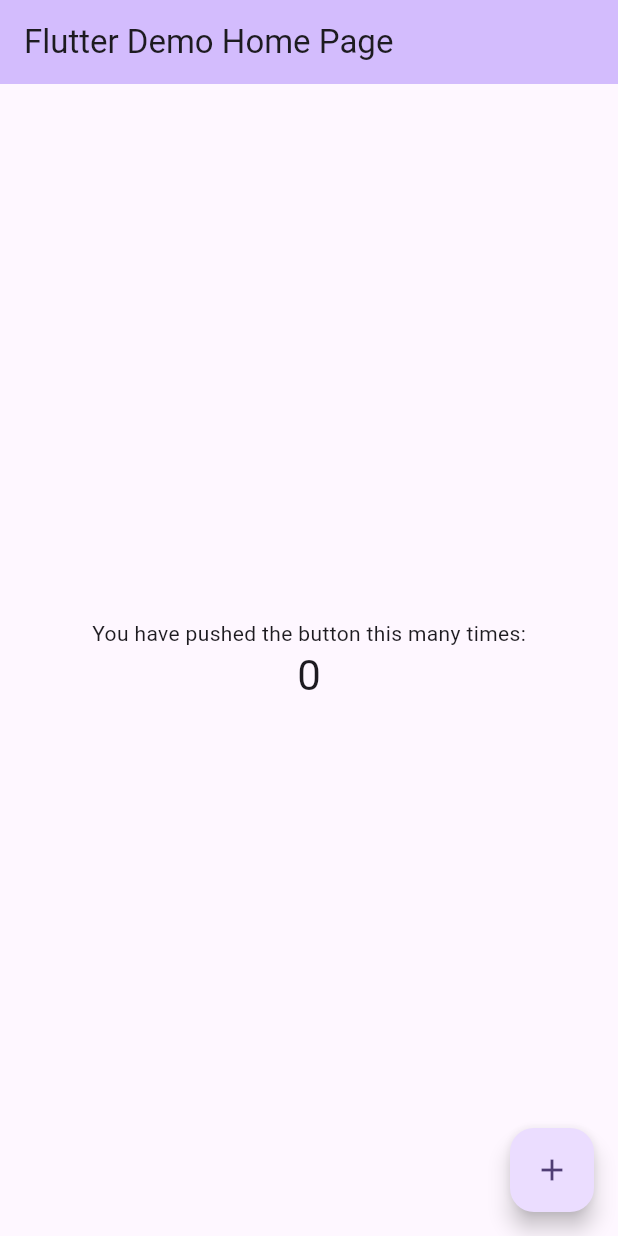
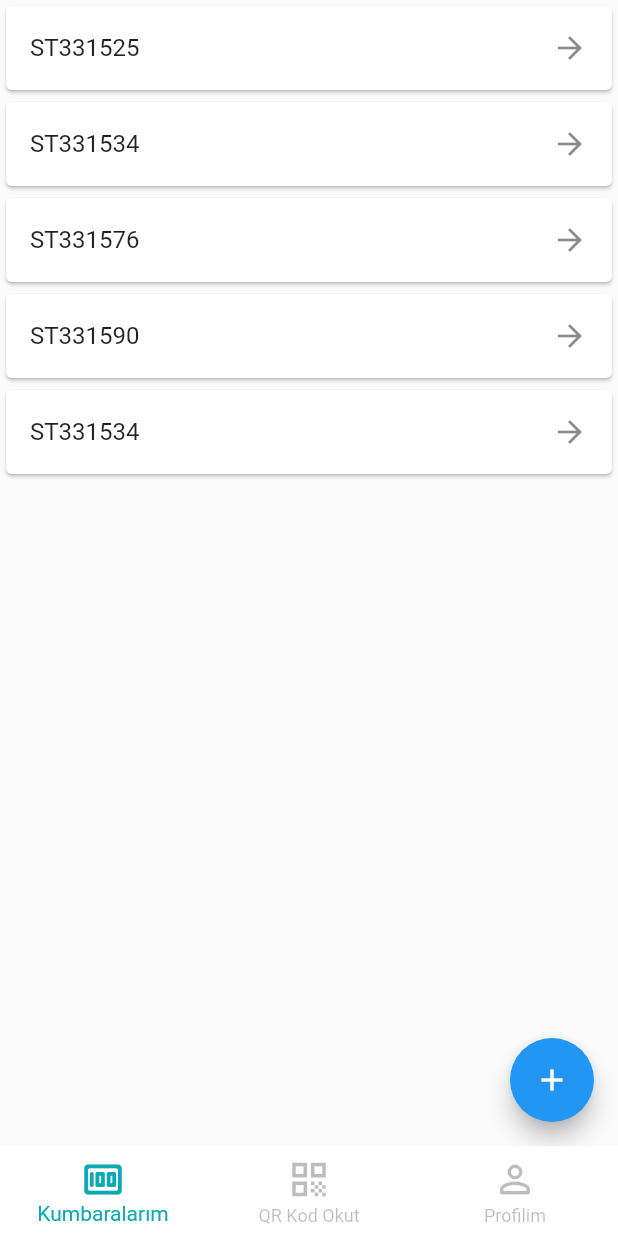
Before and after one commit to babaoglu53/MBox, a Flutter app: the screen it shows after launch, on a phone screen of 412 x 824 dp. Run offline on Flutter 3.47's test engine with Material 2 defaults, Android fonts, the phone set to English and light mode, and no system bars; our stand-ins replace geolocator, google_maps_flutter; missing offline and left inert: qr_code_scanner.

Commit message:
UI template designed and improved

```diff
--- a/lib/main.dart
+++ b/lib/main.dart
@@ -1,69 +1,22 @@
-import 'package:flutter/material.dart';
+import 'package:mbox/common/common.dart';
 
 void main() {
   runApp(const MyApp());
 }
 
-class MyApp extends StatelessWidget {
+class MyApp extends StatefulWidget {
   const MyApp({super.key});
 
   @override
+  State<MyApp> createState() => _MyAppState();
+}
+
+class _MyAppState extends State<MyApp> {
+  @override
   Widget build(BuildContext context) {
-    return MaterialApp(
-      title: 'Flutter Demo',
-      theme: ThemeData(
-        colorScheme: ColorScheme.fromSeed(seedColor: Colors.deepPurple),
-        useMaterial3: true,
-      ),
-      home: const MyHomePage(title: 'Flutter Demo Home Page'),
+    return const MaterialApp(
+      debugShowCheckedModeBanner: false,
+      home: MyHomePage(),
     );
   }
 }
-
-class MyHomePage extends StatefulWidget {
-  const MyHomePage({super.key, required this.title});
-
-  final String title;
-
-  @override
-  State<MyHomePage> createState() => _MyHomePageState();
-}
-
-class _MyHomePageState extends State<MyHomePage> {
-  int _counter = 0;
-
-  void _incrementCounter() {
-    setState(() {
-      _counter++;
-    });
-  }
-
-  @override
-  Widget build(BuildContext context) {
-    return Scaffold(
-      appBar: AppBar(
-        backgroundColor: Theme.of(context).colorScheme.inversePrimary,
-        title: Text(widget.title),
-      ),
-      body: Center(
-        child: Column(
-          mainAxisAlignment: MainAxisAlignment.center,
-          children: <Widget>[
-            const Text(
-              'You have pushed the button this many times:',
-            ),
-            Text(
-              '$_counter',
-              style: Theme.of(context).textTheme.headlineMedium,
-            ),
-          ],
-        ),
-      ),
-      floatingActionButton: FloatingActionButton(
-        onPressed: _incrementCounter,
-        tooltip: 'Increment',
-        child: const Icon(Icons.add),
-      ),
-    );
-  }
-}
--- /dev/null
+++ b/lib/models/mbox.dart
@@ -0,0 +1,11 @@
+// ignore_for_file: non_constant_identifier_names
+
+class MoneyBox {
+  final String mb_id;
+  final String responsible_id;
+
+  const MoneyBox({
+    required this.mb_id,
+    required this.responsible_id,
+  });
+}
--- /dev/null
+++ b/lib/models/user.dart
@@ -0,0 +1,11 @@
+// ignore_for_file: non_constant_identifier_names
+
+class User {
+  final String name;
+  final String user_id;
+
+  const User({
+    required this.name,
+    required this.user_id,
+  });
+}
--- /dev/null
+++ b/lib/pages/home.dart
@@ -0,0 +1,54 @@
+import 'package:mbox/common/common.dart';
+
+class MyHomePage extends StatefulWidget {
+  const MyHomePage({Key? key}) : super(key: key);
+
+  @override
+  State<MyHomePage> createState() => _MyHomePageState();
+}
+
+class _MyHomePageState extends State<MyHomePage> {
+  var pages = const [
+    MyMoneyBoxes(),
+    QRRead(),
+    Profile(
+      user: User(name: "Ahmet", user_id: "123456789"),
+    )
+  ];
+
+  int selectedIndex = 0;
+
+  @override
+  Widget build(BuildContext context) {
+    return Scaffold(
+      body: pages[selectedIndex],
+      bottomNavigationBar: BottomNavigationBar(
+        items: const [
+          BottomNavigationBarItem(
+            icon: Icon(Icons.money_rounded),
+            label: 'Kumbaralarım',
+          ),
+          BottomNavigationBarItem(
+            icon: Icon(Icons.qr_code),
+            label: 'QR Kod Okut',
+          ),
+          BottomNavigationBarItem(
+            icon: Icon(Icons.person_outline_rounded),
+            label: 'Profilim',
+          ),
+        ],
+        backgroundColor: Colors.white,
+        elevation: 0,
+        selectedItemColor: const Color.fromARGB(255, 11, 169, 180),
+        unselectedItemColor: Colors.black26,
+        iconSize: 30,
+        currentIndex: selectedIndex,
+        onTap: (index) {
+          setState(() {
+            selectedIndex = index;
+          });
+        },
+      ),
+    );
+  }
+}
--- /dev/null
+++ b/lib/pages/mymoneyboxes.dart
@@ -0,0 +1,68 @@
+import 'package:mbox/common/common.dart';
+
+class MyMoneyBoxes extends StatefulWidget {
+  const MyMoneyBoxes({Key? key}) : super(key: key);
+
+  @override
+  State<MyMoneyBoxes> createState() => _MyMoneyBoxesState();
+}
+
+class _MyMoneyBoxesState extends State<MyMoneyBoxes> {
+  List<MoneyBox> mboxes = [
+    const MoneyBox(
+      mb_id: "ST331525",
+      responsible_id: "ST251533",
+    ),
+    const MoneyBox(
+      mb_id: "ST331534",
+      responsible_id: "ST251533",
+    ),
+    const MoneyBox(
+      mb_id: "ST331576",
+      responsible_id: "ST251533",
+    ),
+    const MoneyBox(
+      mb_id: "ST331590",
+      responsible_id: "ST251533",
+    ),
+    const MoneyBox(
+      mb_id: "ST331534",
+      responsible_id: "ST251533",
+    ),
+  ];
+
+  goToSavePage(BuildContext context) {
+    Navigator.push(
+      context,
+      MaterialPageRoute(builder: (context) => const AddMB()),
+    );
+  }
+
+  @override
+  Widget build(BuildContext context) {
+    return Scaffold(
+      body: ListView.builder(
+        itemCount: mboxes.length,
+        itemBuilder: (context, index) {
+          final mbox = mboxes[index];
+          return Card(
+            child: ListTile(
+              title: Text(mbox.mb_id),
+              trailing: const Icon(Icons.arrow_forward),
+              onTap: () {
+                Navigator.of(context).push(MaterialPageRoute(
+                  builder: (context) => MBInfo(mb: mbox),
+                ));
+              },
+            ),
+          );
+        },
+      ),
+      floatingActionButton: FloatingActionButton(
+        onPressed: () => goToSavePage(context),
+        tooltip: 'Increment',
+        child: const Icon(Icons.add),
+      ),
+    );
+  }
+}
--- a/pubspec.yaml
+++ b/pubspec.yaml
@@ -35,6 +35,9 @@ dependencies:
   # The following adds the Cupertino Icons font to your application.
   # Use with the CupertinoIcons class for iOS style icons.
   cupertino_icons: ^1.0.2
+  qr_code_scanner: ^1.0.1
+  geolocator: ^10.0.0
+  google_maps_flutter: ^2.4.0
 
 dev_dependencies:
   flutter_test:
```
Also changed, not shown: lib/common/common.dart (added, +18 -0 lines), lib/pages/add_moneybox.dart (added, +251 -0 lines), lib/pages/mb_info.dart (added, +22 -0 lines), lib/pages/profile.dart (added, +39 -0 lines), lib/pages/qr_read.dart (added, +81 -0 lines), pubspec.lock, 8 other files.
